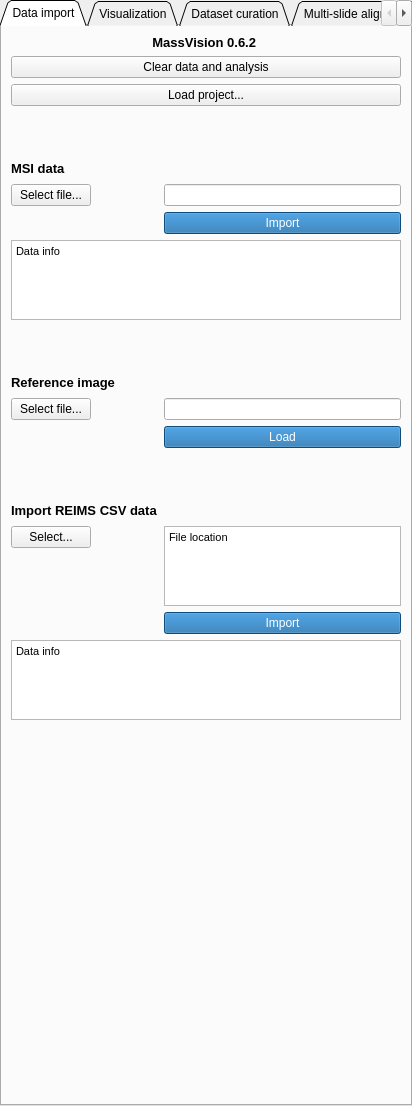
This is MassVision/Resources/UI/MassVision.ui in jamzad/SlicerMassVision as Qt 5 draws it before an edit. The edited form follows.
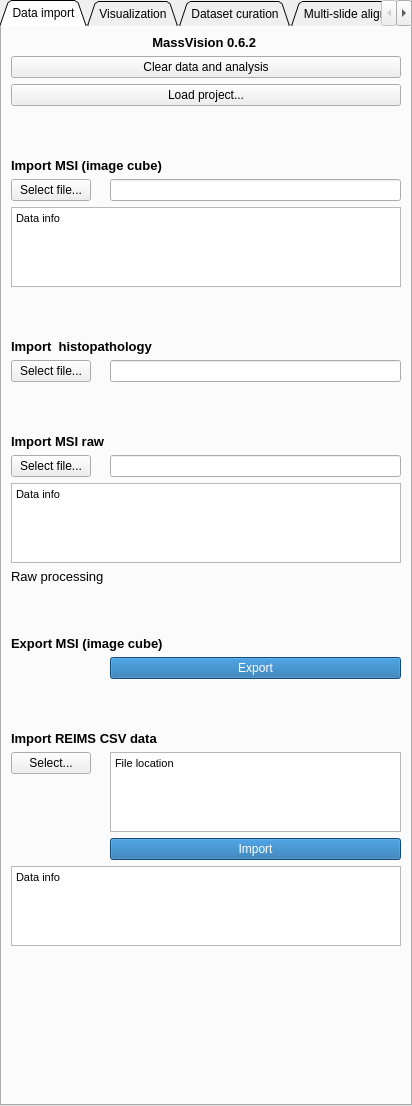
This is the edited form. The open tabs and pages were chosen to show the change.

Commit message: ADD continuous imzML compatibility

What changed in the file:
```diff
--- a/MassVision/Resources/UI/MassVision.ui
+++ b/MassVision/Resources/UI/MassVision.ui
@@ -92,7 +92,7 @@
       </property>
      </spacer>
     </item>
-    <item row="5" column="0">
+    <item row="5" column="0" colspan="2">
      <widget class="QLabel" name="label_64">
       <property name="font">
        <font>
@@ -105,23 +105,10 @@
        <string notr="true"/>
       </property>
       <property name="text">
-       <string>MSI data</string>
+       <string>Import MSI (image cube)    </string>
       </property>
      </widget>
     </item>
-    <item row="5" column="1">
-     <spacer name="horizontalSpacer_24">
-      <property name="orientation">
-       <enum>Qt::Horizontal</enum>
-      </property>
-      <property name="sizeHint" stdset="0">
-       <size>
-        <width>40</width>
-        <height>20</height>
-       </size>
-      </property>
-     </spacer>
-    </item>
     <item row="6" column="0">
      <widget class="QPushButton" name="textFileSelect">
       <property name="text">
@@ -136,27 +123,7 @@
       </property>
      </widget>
     </item>
-    <item row="7" column="1">
-     <widget class="QPushButton" name="textFileLoad">
-      <property name="styleSheet">
-       <string notr="true">background-color: #1769aa;
-color: rgb(255, 255, 255);</string>
-      </property>
-      <property name="text">
-       <string>Import</string>
-      </property>
-      <property name="autoDefault">
-       <bool>false</bool>
-      </property>
-      <property name="default">
-       <bool>false</bool>
-      </property>
-      <property name="flat">
-       <bool>false</bool>
-      </property>
-     </widget>
-    </item>
-    <item row="8" column="0" colspan="2">
+    <item row="7" column="0" colspan="2">
      <widget class="QTextBrowser" name="dataInformation">
       <property name="maximumSize">
        <size>
@@ -173,7 +140,7 @@
       </property>
      </widget>
     </item>
-    <item row="9" column="0" colspan="2">
+    <item row="8" column="0" colspan="2">
      <spacer name="verticalSpacer_15">
       <property name="orientation">
        <enum>Qt::Vertical</enum>
@@ -189,7 +156,7 @@
       </property>
      </spacer>
     </item>
-    <item row="10" column="0">
+    <item row="9" column="0" colspan="2">
      <widget class="QLabel" name="label_61">
       <property name="font">
        <font>
@@ -202,49 +169,25 @@
        <string notr="true"/>
       </property>
       <property name="text">
-       <string>Reference image   </string>
+       <string>Import  histopathology</string>
       </property>
      </widget>
     </item>
-    <item row="10" column="1">
-     <spacer name="horizontalSpacer_5">
-      <property name="orientation">
-       <enum>Qt::Horizontal</enum>
-      </property>
-      <property name="sizeHint" stdset="0">
-       <size>
-        <width>40</width>
-        <height>20</height>
-       </size>
-      </property>
-     </spacer>
-    </item>
-    <item row="11" column="0">
+    <item row="10" column="0">
      <widget class="QPushButton" name="histoFileSelect">
       <property name="text">
        <string>Select file...</string>
       </property>
      </widget>
     </item>
-    <item row="11" column="1">
+    <item row="10" column="1">
      <widget class="QLineEdit" name="HistoLineEdit">
       <property name="readOnly">
        <bool>true</bool>
       </property>
      </widget>
     </item>
-    <item row="12" column="1">
-     <widget class="QPushButton" name="loadHisto">
-      <property name="styleSheet">
-       <string notr="true">background-color: #1769aa;
-color: rgb(255, 255, 255);</string>
-      </property>
-      <property name="text">
-       <string>Load</string>
-      </property>
-     </widget>
-    </item>
-    <item row="13" column="0" colspan="2">
+    <item row="11" column="0" colspan="2">
      <spacer name="verticalSpacer_25">
       <property name="orientation">
        <enum>Qt::Vertical</enum>
@@ -260,7 +203,83 @@
       </property>
      </spacer>
     </item>
-    <item row="14" column="0">
+    <item row="12" column="0" colspan="2">
+     <widget class="QLabel" name="label_65">
+      <property name="font">
+       <font>
+        <pointsize>10</pointsize>
+        <weight>75</weight>
+        <bold>true</bold>
+       </font>
+      </property>
+      <property name="styleSheet">
+       <string notr="true"/>
+      </property>
+      <property name="text">
+       <string>Import MSI raw</string>
+      </property>
+     </widget>
+    </item>
+    <item row="13" column="0">
+     <widget class="QPushButton" name="rawSelect">
+      <property name="text">
+       <string>Select file...</string>
+      </property>
+     </widget>
+    </item>
+    <item row="13" column="1">
+     <widget class="QLineEdit" name="rawLineEdit">
+      <property name="readOnly">
+       <bool>true</bool>
+      </property>
+     </widget>
+    </item>
+    <item row="14" column="0" colspan="2">
+     <widget class="QTextBrowser" name="rawInfo">
+      <property name="maximumSize">
+       <size>
+        <width>16777215</width>
+        <height>80</height>
+       </size>
+      </property>
+      <property name="html">
+       <string>&lt;!DOCTYPE HTML PUBLIC &quot;-//W3C//DTD HTML 4.0//EN&quot; &quot;http://www.w3.org/TR/REC-html40/strict.dtd&quot;&gt;
+&lt;html&gt;&lt;head&gt;&lt;meta name=&quot;qrichtext&quot; content=&quot;1&quot; /&gt;&lt;style type=&quot;text/css&quot;&gt;
+p, li { white-space: pre-wrap; }
+&lt;/style&gt;&lt;/head&gt;&lt;body style=&quot; font-family:'MS Shell Dlg 2'; font-size:8.25pt; font-weight:400; font-style:normal;&quot;&gt;
+&lt;p style=&quot; margin-top:0px; margin-bottom:0px; margin-left:0px; margin-right:0px; -qt-block-indent:0; text-indent:0px;&quot;&gt;Data info&lt;/p&gt;&lt;/body&gt;&lt;/html&gt;</string>
+      </property>
+     </widget>
+    </item>
+    <item row="17" column="0" colspan="2">
+     <widget class="QLabel" name="label_66">
+      <property name="font">
+       <font>
+        <pointsize>10</pointsize>
+        <weight>75</weight>
+        <bold>true</bold>
+       </font>
+      </property>
+      <property name="styleSheet">
+       <string notr="true"/>
+      </property>
+      <property name="text">
+       <string>Export MSI (image cube)</string>
+      </property>
+     </widget>
+    </item>
+    <item row="18" column="1">
+     <widget class="QPushButton" name="ExportPushBotton">
+      <property name="styleSheet">
+       <string notr="true">background-color: #1769aa;
+color: rgb(255, 255, 255);</string>
+      </property>
+      <property name="text">
+       <string>Export</string>
+      </property>
+     </widget>
+    </item>
+    <item row="20" column="0" colspan="2">
      <widget class="QLabel" name="label_REIMS">
       <property name="font">
        <font>
@@ -277,27 +296,14 @@
       </property>
      </widget>
     </item>
-    <item row="14" column="1">
-     <spacer name="horizontalSpacer_28">
-      <property name="orientation">
-       <enum>Qt::Horizontal</enum>
-      </property>
-      <property name="sizeHint" stdset="0">
-       <size>
-        <width>40</width>
-        <height>20</height>
-       </size>
-      </property>
-     </spacer>
-    </item>
-    <item row="15" column="0">
+    <item row="21" column="0">
      <widget class="QPushButton" name="REIMSFileSelect">
       <property name="text">
        <string>Select...</string>
       </property>
      </widget>
     </item>
-    <item row="15" column="1">
+    <item row="21" column="1">
      <widget class="QTextBrowser" name="filenameREIMSBrowser">
       <property name="maximumSize">
        <size>
@@ -317,7 +323,7 @@
       </property>
      </widget>
     </item>
-    <item row="16" column="1">
+    <item row="22" column="1">
      <widget class="QPushButton" name="REIMSFileLoad">
       <property name="styleSheet">
        <string notr="true">background-color: #1769aa;
@@ -328,7 +334,7 @@
       </property>
      </widget>
     </item>
-    <item row="17" column="0" colspan="2">
+    <item row="23" column="0" colspan="2">
      <widget class="QTextBrowser" name="REIMSInformation">
       <property name="maximumSize">
        <size>
@@ -345,7 +351,7 @@
       </property>
      </widget>
     </item>
-    <item row="18" column="0" colspan="2">
+    <item row="24" column="0" colspan="2">
      <spacer name="verticalSpacer_17">
       <property name="orientation">
        <enum>Qt::Vertical</enum>
@@ -358,6 +364,55 @@
       </property>
      </spacer>
     </item>
+    <item row="16" column="0" colspan="2">
+     <spacer name="verticalSpacer_30">
+      <property name="orientation">
+       <enum>Qt::Vertical</enum>
+      </property>
+      <property name="sizeType">
+       <enum>QSizePolicy::Fixed</enum>
+      </property>
+      <property name="sizeHint" stdset="0">
+       <size>
+        <width>20</width>
+        <height>40</height>
+       </size>
+      </property>
+     </spacer>
+    </item>
+    <item row="19" column="0" colspan="2">
+     <spacer name="verticalSpacer_31">
+      <property name="orientation">
+       <enum>Qt::Vertical</enum>
+      </property>
+      <property name="sizeType">
+       <enum>QSizePolicy::Fixed</enum>
+      </property>
+      <property name="sizeHint" stdset="0">
+       <size>
+        <width>20</width>
+        <height>40</height>
+       </size>
+      </property>
+     </spacer>
+    </item>
+    <item row="15" column="0">
+     <widget class="QLabel" name="label_67">
+      <property name="font">
+       <font>
+        <pointsize>10</pointsize>
+        <weight>50</weight>
+        <bold>false</bold>
+       </font>
+      </property>
+      <property name="styleSheet">
+       <string notr="true"/>
+      </property>
+      <property name="text">
+       <string>Raw processing</string>
+      </property>
+     </widget>
+    </item>
    </layout>
   </widget>
   <widget class="QWidget" name="tab_2">
```
Left out of the diff: 6 changed lines with no effect on the pictures. The commit also changes 2 other files.
